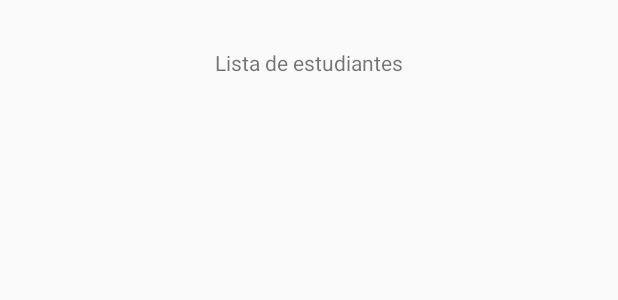
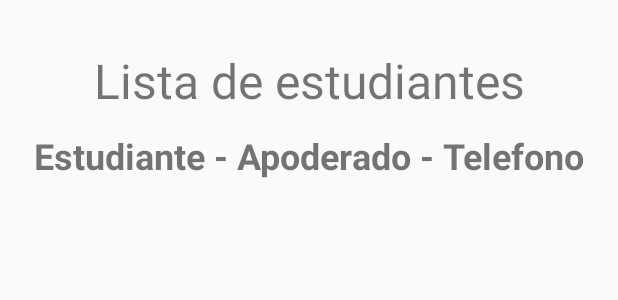
Before and after one commit to Samuel-Ayala/Proyecto-Individual, an Android app: the layout activity_lista_estudiantes.xml on its own in the app's theme, with its tools: preview values and no code run, on a phone screen of 412 x 824 dp. Shown: the top 300 px of the screen. Run offline under Robolectric (Android 15) with nearby library versions, the phone set to English and light mode, and no system bars.

Commit message:
last ahora si

```diff
--- a/app/src/main/java/pe/pucp/dduu/proyecto_individual/ActivitiesApoderado/EnviarQuejaActivity.java
+++ b/app/src/main/java/pe/pucp/dduu/proyecto_individual/ActivitiesApoderado/EnviarQuejaActivity.java
@@ -61,6 +61,7 @@ public class EnviarQuejaActivity extends AppCompatActivity {
                         currentUserDB.child("Estudiante").setValue(nombreEst[0]);
                         currentUserDB.child("Contenido").setValue(textoQueja.getText().toString());
                         currentUserDB.child("Codigo").setValue(codigo[0]);
+                        textoQueja.setText("");
                     }
 
                     @Override
@@ -68,6 +69,7 @@ public class EnviarQuejaActivity extends AppCompatActivity {
 
                     }
                 });
+
 
                 Toast.makeText(getApplicationContext(), "Mensaje enviado exitosamente: el auxiliar del salón se comunicará con usted a la brevedad", Toast.LENGTH_SHORT).show();
                 //Intent i = new Intent(getApplicationContext(), ApoderadoActivity.class);
--- a/app/src/main/java/pe/pucp/dduu/proyecto_individual/ActivitiesGeneral/LoginRegistroActivity.java
+++ b/app/src/main/java/pe/pucp/dduu/proyecto_individual/ActivitiesGeneral/LoginRegistroActivity.java
@@ -90,7 +90,7 @@ public class LoginRegistroActivity extends AppCompatActivity {
                             }
                         } else {
                             dialog.dismiss();
-                            mostrarError();
+                            Toast.makeText(getApplicationContext(), "Error: el proceso ha tardado en responder, intente más tarde", Toast.LENGTH_SHORT).show();
                         }
                     }
                 });
@@ -208,6 +208,10 @@ public class LoginRegistroActivity extends AppCompatActivity {
         Toast.makeText(getApplicationContext(),"El código debe tener 8 caracteres", Toast.LENGTH_LONG).show();
     }
 
+    public void errorDeDni() {
+        Toast.makeText(getApplicationContext(),"Debe ingresar un número de DNI válido", Toast.LENGTH_LONG).show();
+    }
+
     ///////////////////////////////////////////////////////////////////////////////////////////////////////////////////////
 
 }
--- a/app/src/main/java/pe/pucp/dduu/proyecto_individual/ActivitiesProfesor/GestionNotasActivity.java
+++ b/app/src/main/java/pe/pucp/dduu/proyecto_individual/ActivitiesProfesor/GestionNotasActivity.java
@@ -146,6 +146,7 @@ public class GestionNotasActivity extends AppCompatActivity {
         if (Integer.parseInt(notaDelEstudiante.getText().toString()) <= 20 && Integer.parseInt(notaDelEstudiante.getText().toString()) >= 0){
             notasDatabase.child(tareaAsignada.getSelectedItem().toString()).setValue(notaDelEstudiante.getText().toString());
             dialog.dismiss();
+            notaDelEstudiante.setText("");
             Toast.makeText(getApplicationContext(),"Nota publicada exitosamente", Toast.LENGTH_LONG).show();
         }else {
             dialog.dismiss();
--- a/app/src/main/java/pe/pucp/dduu/proyecto_individual/Fragments/RegisterFragment.java
+++ b/app/src/main/java/pe/pucp/dduu/proyecto_individual/Fragments/RegisterFragment.java
@@ -90,7 +90,10 @@ public class RegisterFragment extends Fragment {
                 }else if (codigo.replaceAll("\\s","").length() > 8 || codigo.replaceAll("\\s","").length() < 8){
                     LoginRegistroActivity m2 = (LoginRegistroActivity) getActivity();
                     m2.errorDeCodigo();
-                }else {
+                }else if (dni.replaceAll("\\s","").length() > 8 || dni.replaceAll("\\s","").length() < 8){
+                    LoginRegistroActivity m2 = (LoginRegistroActivity) getActivity();
+                    m2.errorDeDni();
+                } else {
                     LoginRegistroActivity m2 = (LoginRegistroActivity) getActivity();
                     m2.registro(usuario, contra);
                 }
--- a/app/src/main/res/layout/activity_lista_estudiantes.xml
+++ b/app/src/main/res/layout/activity_lista_estudiantes.xml
@@ -20,7 +20,18 @@
             android:id="@+id/listaEstudiantesTitulo"
             android:layout_width="match_parent"
             android:layout_height="wrap_content"
+            android:textSize="32sp"
             android:text="Lista de estudiantes"
+            android:textAlignment="center" />
+
+        <TextView
+            android:id="@+id/itemsEstudaintes"
+            android:layout_width="match_parent"
+            android:layout_height="wrap_content"
+            android:layout_marginTop="12dp"
+            android:textSize="24sp"
+            android:text="Estudiante - Apoderado - Telefono"
+            android:textStyle="bold"
             android:textAlignment="center" />
 
         <androidx.recyclerview.widget.RecyclerView
```
Also changed, not shown: app/src/main/java/pe/pucp/dduu/proyecto_individual/ActivitiesProfesor/CrearTareaActivity.java (+59 -2 lines), app/src/main/java/pe/pucp/dduu/proyecto_individual/ActivitiesProfesor/ListaEstudiantesActivity.java (+6 -4 lines).
